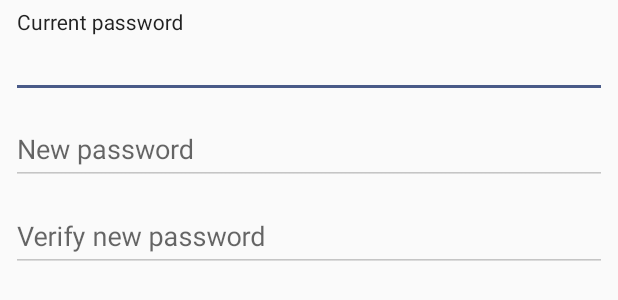
After one commit to SekharMohan/Cine, an Android app: the layout reset_password.xml on its own in the app's theme, with its tools: preview values and no code run, on a phone screen of 412 x 824 dp. The commit adds this screen. Shown: the top 300 px of the screen. Run offline under Robolectric (Android 15) with nearby library versions, the phone set to English and light mode, and no system bars; network calls fail.

Commit message:
Reset password

```diff
--- a/app/src/main/res/layout/feed_row_layout.xml
+++ b/app/src/main/res/layout/feed_row_layout.xml
@@ -138,7 +138,7 @@
         android:drawableLeft="@drawable/ic_new_comment"
         android:drawablePadding="2dp"
         android:background="@drawable/feed_button_bg"
-        android:textColor="#0C5872"
+        android:textColor="#FFFFFF"
         android:focusable="false"
         android:textAllCaps="false"
         android:textSize="10sp"
@@ -149,7 +149,7 @@
             <android.support.v7.widget.AppCompatTextView
                 android:id="@+id/nameOfLikedPersonsTextView"
                 android:layout_width="match_parent"
-                android:layout_height="20dp"
+                android:layout_height="30dp"
                 android:layout_below="@+id/commentButton"
                 android:textSize="10sp"
                 android:padding="5dp"
--- /dev/null
+++ b/app/src/main/res/layout/reset_password.xml
@@ -0,0 +1,59 @@
+<?xml version="1.0" encoding="utf-8"?>
+<LinearLayout xmlns:android="http://schemas.android.com/apk/res/android"
+    xmlns:app="http://schemas.android.com/apk/res-auto"
+    android:orientation="vertical"
+    android:layout_width="match_parent"
+    android:layout_height="match_parent"
+    android:padding="7dp">
+    <android.support.design.widget.TextInputLayout
+        android:id="@+id/input_layout_current_password"
+        android:layout_width="match_parent"
+        android:layout_height="wrap_content"
+        app:hintTextAppearance="@style/TextAppearance.AppCompat">
+
+        <EditText
+            android:id="@+id/currentPasswordView"
+            android:layout_width="match_parent"
+            android:layout_height="wrap_content"
+            android:maxLines="1"
+            android:hint="@string/current_password" />
+    </android.support.design.widget.TextInputLayout>
+
+    <android.support.design.widget.TextInputLayout
+        android:id="@+id/input_layout_new_password"
+        android:layout_width="match_parent"
+        app:hintTextAppearance="@style/TextAppearance.AppCompat"
+        android:layout_height="wrap_content">
+
+        <EditText
+            android:id="@+id/newPasswordView"
+            android:layout_width="match_parent"
+            android:layout_height="wrap_content"
+            android:inputType="textPassword"
+            android:maxLines="1"
+            android:hint="@string/new_password" />
+    </android.support.design.widget.TextInputLayout>
+    <android.support.design.widget.TextInputLayout
+        android:id="@+id/input_layout_verify_new_password"
+        android:layout_width="match_parent"
+        app:hintTextAppearance="@style/TextAppearance.AppCompat"
+        android:layout_height="wrap_content">
+
+        <EditText
+            android:id="@+id/verifyNewPasswordView"
+            android:layout_width="match_parent"
+            android:layout_height="wrap_content"
+            android:inputType="textPassword"
+            android:maxLines="1"
+            android:hint="@string/verify_new_password" />
+    </android.support.design.widget.TextInputLayout>
+
+    <android.support.v7.widget.AppCompatTextView
+        android:layout_width="match_parent"
+        android:layout_height="wrap_content"
+        android:textSize="13sp"
+        android:textStyle="bold"
+        android:id="@+id/errorText"
+        android:textColor="@color/colorErro"/>
+
+</LinearLayout>
--- a/app/src/main/res/menu/main_menu.xml
+++ b/app/src/main/res/menu/main_menu.xml
@@ -15,6 +15,10 @@
                 android:title="Edit profile"
                 app:showAsAction="always" />
             <item
+                android:id="@+id/action_reset_password"
+                android:title="Reset Password"
+                app:showAsAction="always" />
+            <item
                 android:id="@+id/action_logout"
                 android:title="Logout"
                 app:showAsAction="always" />
--- a/app/src/main/res/values/strings.xml
+++ b/app/src/main/res/values/strings.xml
@@ -22,6 +22,10 @@
     <string name="city_from">Native city</string>
     <string name="living_city">Currently living</string>
     <string name="state">State</string>
+    <string name="current_password">Current password</string>
+    <string name="new_password">New password</string>
+    <string name="verify_new_password">Verify new password</string>
+
 
     <string name="day">Day</string>
     <string name="month">Month</string>
```
Also changed, not shown: app/src/main/java/com/cine/views/activity/MainActivity.java (+59 -0 lines).
